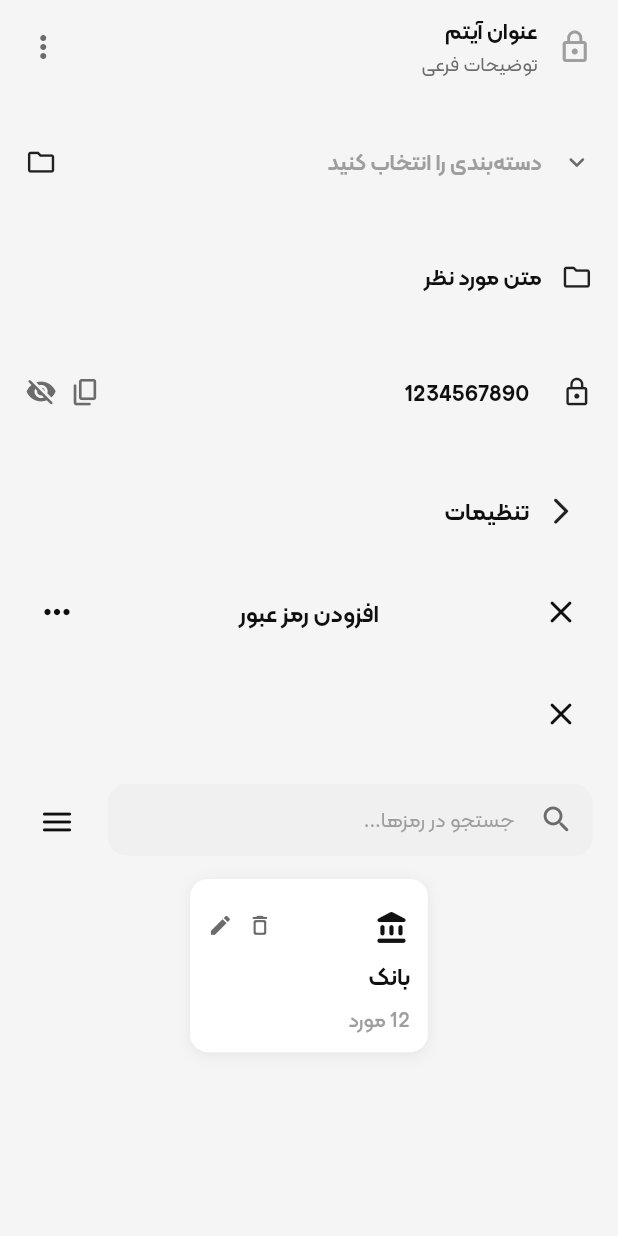
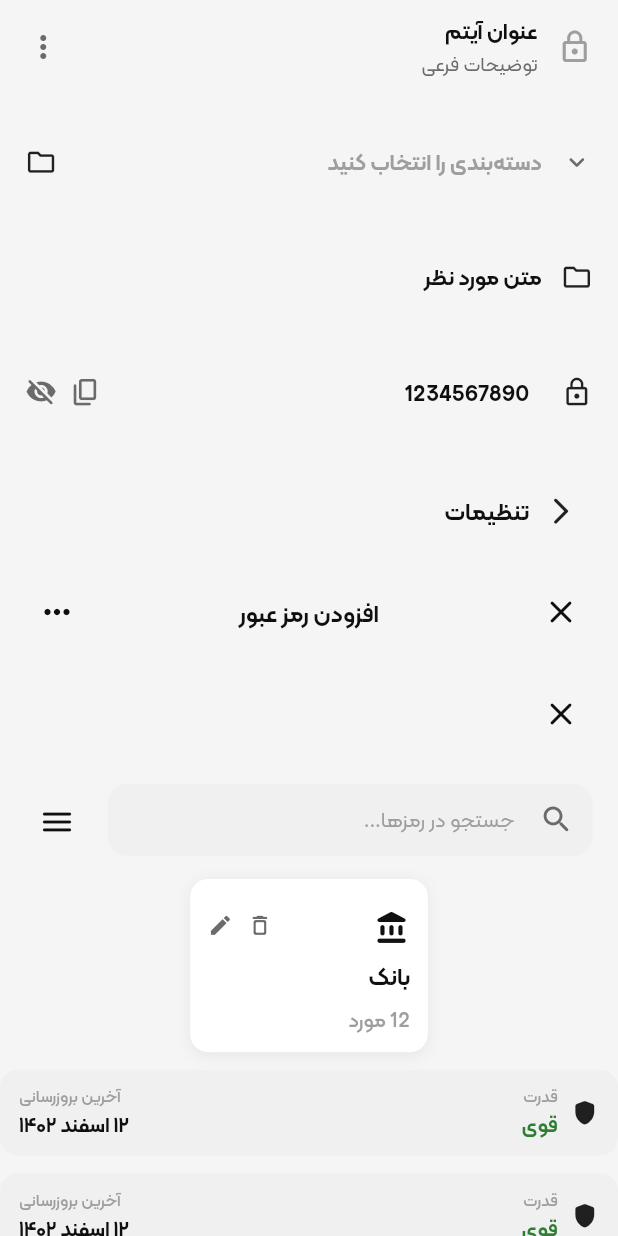
Before and after one commit to javadHeidary/keyva, a Flutter app: the screen it shows after launch, after a tap on the "content copy" icon, on a phone screen of 412 x 824 dp. Run offline on Flutter 3.47's test engine with Material 3 defaults, Android fonts, the phone set to English and light mode, and no system bars; our stand-ins replace flutter_svg, get, vector_graphics.

Commit message:
Add :  app widgets

```diff
--- a/lib/core/theme/app_spacing.dart
+++ b/lib/core/theme/app_spacing.dart
@@ -1,4 +1,6 @@
 class AppSpacing {
+  static const double xxs = 2;
+
   static const double xs = 4;
   static const double sm = 8;
   static const double md = 12;
--- a/lib/feature/widget_builder_test.dart
+++ b/lib/feature/widget_builder_test.dart
@@ -9,6 +9,8 @@ import 'package:keyva/shared/widget/app_list_item_widget.dart';
 import 'package:keyva/shared/widget/app_password_display_widget.dart';
 import 'package:keyva/shared/widget/app_search_header_widger.dart';
 import 'package:keyva/shared/widget/category_widget.dart';
+import 'package:keyva/shared/widget/date_info_card_widget.dart';
+import 'package:keyva/shared/widget/split_date_info.dart';
 
 class WidgetBuilderTest extends StatelessWidget {
   const WidgetBuilderTest({super.key});
@@ -19,6 +21,7 @@ class WidgetBuilderTest extends StatelessWidget {
       body: SafeArea(
         child: Directionality(
           textDirection: TextDirection.rtl,
+          child: SingleChildScrollView(
             child: Column(
               children: [
                 AppListItemWidget(
@@ -72,7 +75,10 @@ class WidgetBuilderTest extends StatelessWidget {
                 SizedBox(height: AppSpacing.md.h),
 
                 AppPasswordDisplayWiget(
-                leadingIcon: Icon(Icons.lock_outline, size: AppSizes.iconMd.s),
+                  leadingIcon: Icon(
+                    Icons.lock_outline,
+                    size: AppSizes.iconMd.s,
+                  ),
                   password: '1234567890',
                   isVisible: true,
                   onToggleVisibility: () {},
@@ -135,7 +141,39 @@ class WidgetBuilderTest extends StatelessWidget {
                     onTap: () {},
                   ),
                 ),
+                SizedBox(height: AppSpacing.md.h),
+
+                DateInfoCardWidget(
+                  icon: Icon(Icons.shield_rounded, size: 18.s),
+                  strengthLabel: 'قدرت',
+                  strengthValue: 'قوی',
+                  strengthColor: context.colors.success,
+                  dateLabel: 'آخرین بروزرسانی',
+                  dateValue: '۱۲ اسفند ۱۴۰۲',
+                ),
+                SizedBox(height: AppSpacing.md.h),
+
+                DateInfoCardWidget(
+                  icon: Icon(Icons.shield_rounded, size: 18.s),
+                  strengthLabel: 'قدرت',
+                  strengthValue: 'قوی',
+                  strengthColor: context.colors.success,
+                  dateLabel: 'آخرین بروزرسانی',
+                  dateValue: '۱۲ اسفند ۱۴۰۲',
+                ),
+                SizedBox(height: AppSpacing.md.h),
+
+                SplitDateInfoWidget(
+                  icon: Icon(Icons.calendar_today_rounded, size: 18.s),
+                  leftLabel: 'تاریخ صدور',
+                  leftValue: '۰۱/۰۲',
+                  onLeftCopy: () {},
+                  rightLabel: 'تاریخ انقضا',
+                  rightValue: '۱۲/۲۸',
+                  onRightCopy: () {},
+                ),
               ],
+            ),
           ),
         ),
       ),
--- /dev/null
+++ b/lib/shared/widget/date_info_card_widget.dart
@@ -0,0 +1,92 @@
+import 'package:flutter/material.dart';
+import 'package:keyva/core/theme/app_radius.dart';
+import 'package:keyva/core/theme/app_spacing.dart';
+import 'package:keyva/core/theme/app_typography.dart';
+import 'package:keyva/core/theme/extensions/responsive_extentions.dart';
+import 'package:keyva/core/theme/extensions/theme_extentions.dart';
+
+class DateInfoCardWidget extends StatelessWidget {
+  const DateInfoCardWidget({
+    super.key,
+    required this.strengthLabel,
+    required this.strengthValue,
+    required this.dateLabel,
+    required this.dateValue,
+    this.strengthColor,
+    this.icon,
+  });
+
+  final String strengthLabel;
+  final String strengthValue;
+  final String dateLabel;
+  final String dateValue;
+  final Color? strengthColor;
+  final Widget? icon;
+
+  @override
+  Widget build(BuildContext context) {
+    final colors = context.colors;
+
+    return Container(
+      width: double.infinity,
+      padding: EdgeInsets.symmetric(
+        horizontal: AppSpacing.md.s,
+        vertical: AppSpacing.sm.s + 2.s,
+      ),
+      decoration: BoxDecoration(
+        color: colors.input,
+        borderRadius: BorderRadius.circular(AppRadius.medium),
+      ),
+      child: Row(
+        children: [
+          Expanded(
+            child: Row(
+              children: [
+                if (icon != null) ...[
+                  SizedBox(width: 18.s, height: 18.s, child: icon),
+                  SizedBox(width: AppSpacing.sm.s),
+                ],
+                Column(
+                  crossAxisAlignment: CrossAxisAlignment.start,
+                  children: [
+                    Text(
+                      strengthLabel,
+                      style: AppTypography.labelSmall.copyWith(
+                        color: colors.textTertiary,
+                      ),
+                    ),
+                    SizedBox(height: AppSpacing.xxs.s),
+                    Text(
+                      strengthValue,
+                      style: AppTypography.titleSmall.copyWith(
+                        color: strengthColor ?? colors.textPrimary,
+                      ),
+                    ),
+                  ],
+                ),
+              ],
+            ),
+          ),
+          Column(
+            crossAxisAlignment: CrossAxisAlignment.end,
+            children: [
+              Text(
+                dateLabel,
+                style: AppTypography.labelSmall.copyWith(
+                  color: colors.textTertiary,
+                ),
+              ),
+              SizedBox(height: AppSpacing.xxs.s),
+              Text(
+                dateValue,
+                style: AppTypography.titleSmall.copyWith(
+                  color: colors.textPrimary,
+                ),
+              ),
+            ],
+          ),
+        ],
+      ),
+    );
+  }
+}
--- /dev/null
+++ b/lib/shared/widget/split_date_info.dart
@@ -0,0 +1,119 @@
+import 'package:flutter/material.dart';
+import 'package:keyva/core/theme/app_radius.dart';
+import 'package:keyva/core/theme/app_sizes.dart';
+import 'package:keyva/core/theme/app_spacing.dart';
+import 'package:keyva/core/theme/app_typography.dart';
+import 'package:keyva/core/theme/extensions/responsive_extentions.dart';
+import 'package:keyva/core/theme/extensions/theme_extentions.dart';
+
+class SplitDateInfoWidget extends StatelessWidget {
+  const SplitDateInfoWidget({
+    super.key,
+    required this.leftLabel,
+    required this.leftValue,
+    required this.rightLabel,
+    required this.rightValue,
+    this.icon,
+    this.onLeftCopy,
+    this.onRightCopy,
+  });
+
+  final String leftLabel;
+  final String leftValue;
+  final String rightLabel;
+  final String rightValue;
+  final Widget? icon;
+  final VoidCallback? onLeftCopy;
+  final VoidCallback? onRightCopy;
+
+  @override
+  Widget build(BuildContext context) {
+    final colors = context.colors;
+
+    return Container(
+      width: double.infinity,
+      padding: EdgeInsets.symmetric(
+        horizontal: AppSpacing.md.s,
+        vertical: AppSpacing.sm.s + 2.s,
+      ),
+      decoration: BoxDecoration(
+        color: colors.input,
+        borderRadius: BorderRadius.circular(AppRadius.medium),
+      ),
+      child: Row(
+        children: [
+          if (icon != null) ...[
+            SizedBox(width: 18.s, height: 18.s, child: icon),
+            SizedBox(width: AppSpacing.sm.s),
+          ],
+          Expanded(
+            child: _DateSection(
+              label: leftLabel,
+              value: leftValue,
+              onCopy: onLeftCopy,
+            ),
+          ),
+          Container(
+            width: 1.w,
+            height: 28.s,
+            color: colors.divider,
+            margin: EdgeInsets.symmetric(horizontal: AppSpacing.sm.s),
+          ),
+          Expanded(
+            child: _DateSection(
+              label: rightLabel,
+              value: rightValue,
+              onCopy: onRightCopy,
+            ),
+          ),
+        ],
+      ),
+    );
+  }
+}
+
+class _DateSection extends StatelessWidget {
+  const _DateSection({required this.label, required this.value, this.onCopy});
+
+  final String label;
+  final String value;
+  final VoidCallback? onCopy;
+
+  @override
+  Widget build(BuildContext context) {
+    final colors = context.colors;
+
+    return Column(
+      children: [
+        Text(
+          label,
+          style: AppTypography.labelSmall.copyWith(color: colors.textTertiary),
+        ),
+        SizedBox(height: 2.s),
+        Row(
+          mainAxisAlignment: MainAxisAlignment.center,
+          mainAxisSize: MainAxisSize.min,
+          children: [
+            Text(
+              value,
+              style: AppTypography.titleSmall.copyWith(
+                color: colors.textPrimary,
+              ),
+            ),
+            if (onCopy != null) ...[
+              SizedBox(width: AppSpacing.xs.s),
+              GestureDetector(
+                onTap: onCopy,
+                child: Icon(
+                  Icons.copy_rounded,
+                  size: AppSizes.iconSm.s,
+                  color: colors.textSecondary,
+                ),
+              ),
+            ],
+          ],
+        ),
+      ],
+    );
+  }
+}
```
Lines whose indentation alone changed are shown as unchanged.
